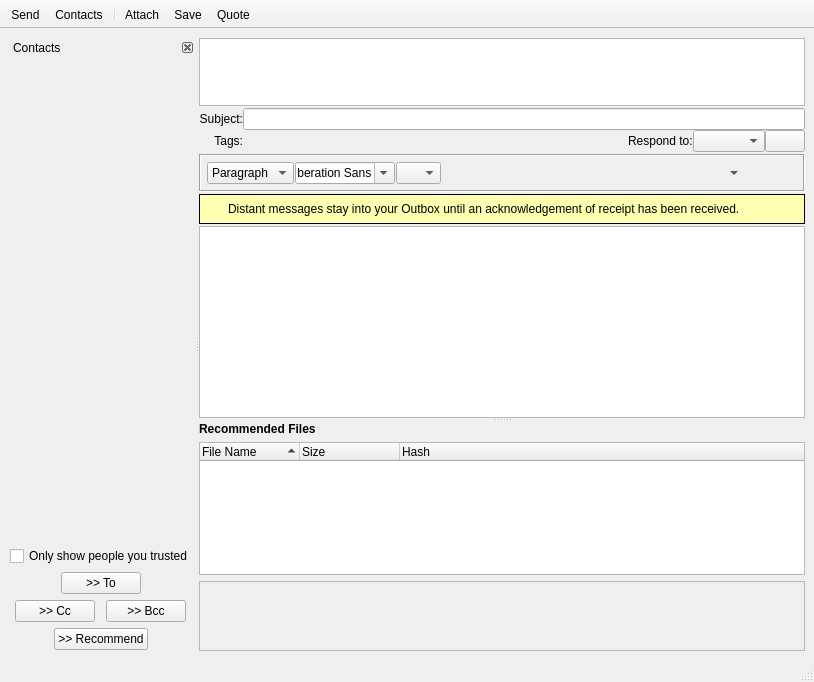
The window that retroshare-gui/src/gui/msgs/MessageComposer.ui (RetroShare/RetroShare) describes before a commit, drawn with Qt 5.
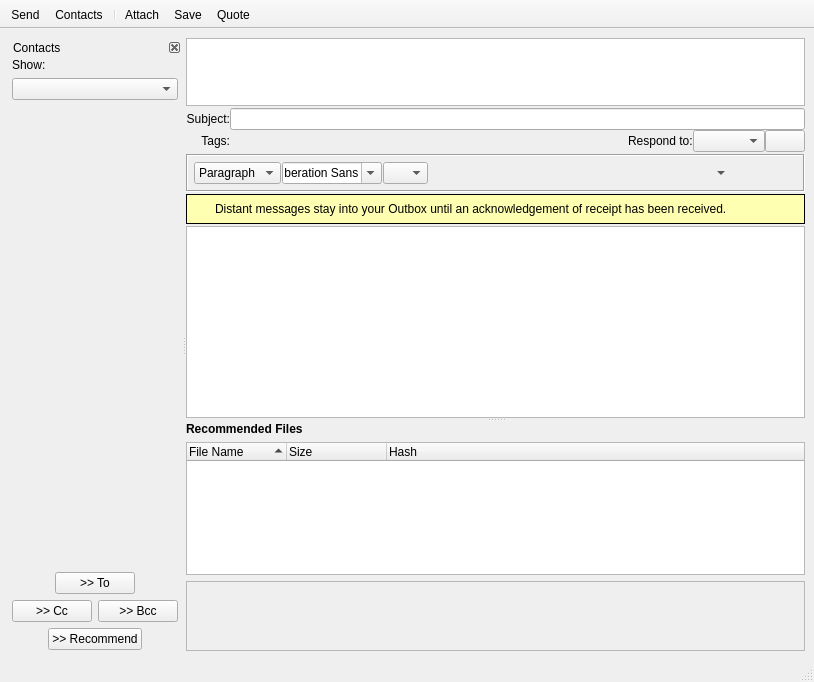
The same window after the commit. Icons and pictures are not drawn. Custom widgets are drawn as their Qt base class.

Commit message: Moved Search Filter to the top of the Selection Widget Added a Filter ComboBox for Message Composer, to switch Show types.

The edit to the form file:
```diff
--- a/retroshare-gui/src/gui/msgs/MessageComposer.ui
+++ b/retroshare-gui/src/gui/msgs/MessageComposer.ui
@@ -63,7 +63,7 @@
          <property name="margin">
           <number>1</number>
          </property>
-         <item row="0" column="0">
+         <item row="1" column="0">
           <widget class="FriendSelectionWidget" name="friendSelectionWidget" native="true">
            <property name="sizePolicy">
             <sizepolicy hsizetype="Preferred" vsizetype="Expanding">
@@ -100,15 +100,8 @@
            </property>
           </widget>
          </item>
-         <item row="2" column="0">
+         <item row="3" column="0">
           <layout class="QVBoxLayout" name="verticalLayout_4">
-           <item>
-            <widget class="QCheckBox" name="onlyTrustedKeys">
-             <property name="text">
-              <string>Only show people you trusted</string>
-             </property>
-            </widget>
-           </item>
            <item>
             <layout class="QHBoxLayout" name="horizontalLayout">
              <item>
@@ -175,6 +168,23 @@
            </item>
           </layout>
          </item>
+         <item row="0" column="0">
+          <layout class="QVBoxLayout" name="verticalLayout">
+           <property name="bottomMargin">
+            <number>0</number>
+           </property>
+           <item>
+            <widget class="QLabel" name="label_4">
+             <property name="text">
+              <string>Show:</string>
+             </property>
+            </widget>
+           </item>
+           <item>
+            <widget class="QComboBox" name="filterComboBox"/>
+           </item>
+          </layout>
+         </item>
         </layout>
        </widget>
       </widget>
```
The commit also changes 3 other files.
